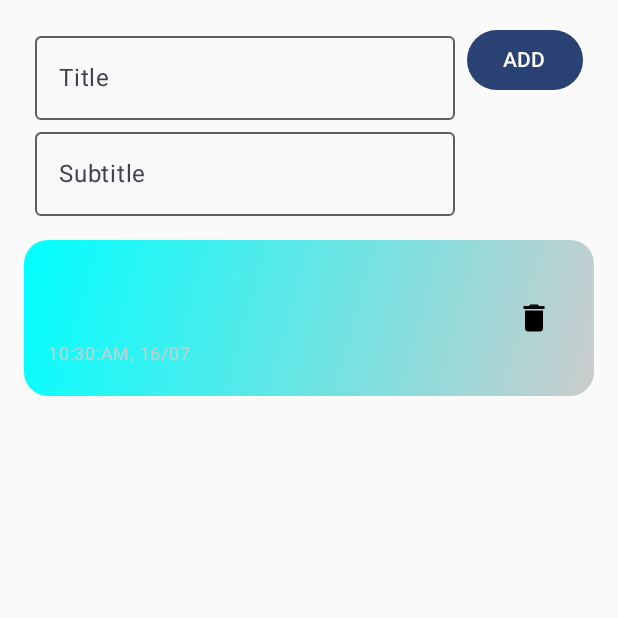
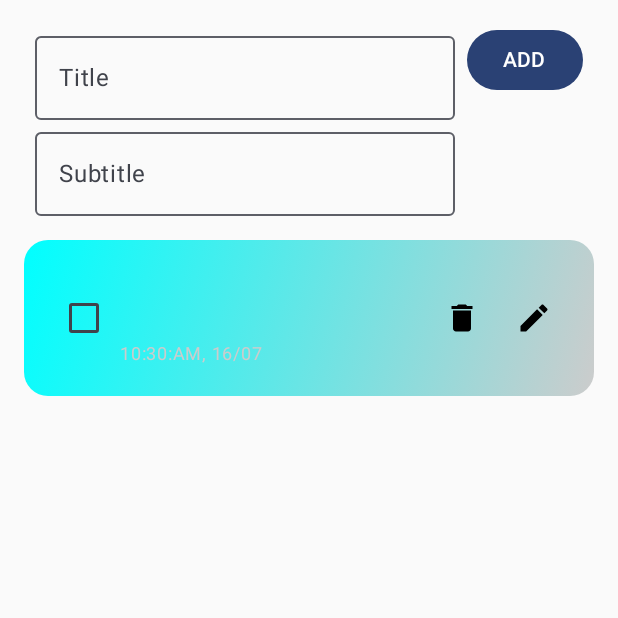
Before and after one commit to Matru720/CodSoft, an Android app built with Jetpack Compose: the screen it shows after launch (MainActivity), after a tap on "ADD", on a phone screen of 412 x 824 dp, the top half of it. Run offline under Robolectric (Android 15) with nearby library versions, the phone set to English and light mode, and no system bars; our stand-ins replace Room's generated code, livedata-compose.

Commit message:
edit and select added

```diff
--- a/TodoApp/app/src/main/java/com/example/todoapp/Todo.kt
+++ b/TodoApp/app/src/main/java/com/example/todoapp/Todo.kt
@@ -2,14 +2,14 @@ package com.example.todoapp
 
 import androidx.room.Entity
 import androidx.room.PrimaryKey
-import java.time.Instant
 import java.util.Date
 
 @Entity
 data class Todo(
     @PrimaryKey(autoGenerate = true)
-    var id: Int =0,
+    var id: Int = 0,
     var title: String,
     var subtitle: String,
-    var createdAt: Date
+    var createdAt: Date,
+    var completed: Boolean = false
 )
--- a/TodoApp/app/src/main/java/com/example/todoapp/TodoListPage.kt
+++ b/TodoApp/app/src/main/java/com/example/todoapp/TodoListPage.kt
@@ -15,6 +15,7 @@ import androidx.compose.material3.Icon
 import androidx.compose.material3.IconButton
 import androidx.compose.material3.OutlinedTextField
 import androidx.compose.material3.Text
+import androidx.compose.material3.Checkbox
 import androidx.compose.runtime.Composable
 import androidx.compose.runtime.getValue
 import androidx.compose.runtime.livedata.observeAsState
@@ -38,6 +39,7 @@ fun TodoListPage(viewModel: TodoViewModel) {
     val todoList by viewModel.todoList.observeAsState()
     var inputTitle by remember { mutableStateOf("") }
     var inputSubtitle by remember { mutableStateOf("") }
+    var editingTodo by remember { mutableStateOf<Todo?>(null) }
 
     Column(
         modifier = Modifier
@@ -63,11 +65,17 @@ fun TodoListPage(viewModel: TodoViewModel) {
                 )
             }
             Button(onClick = {
-                viewModel.addTodo(inputTitle, inputSubtitle)
+                if (editingTodo != null) {
+                    val updatedTodo = editingTodo!!.copy(title = inputTitle, subtitle = inputSubtitle)
+                    viewModel.updateTodo(updatedTodo)
+                    editingTodo = null
+                } else {
+                    viewModel.addTodo(inputTitle, inputSubtitle)
+                }
                 inputTitle = ""
                 inputSubtitle = ""
             }) {
-                Text(text = "ADD")
+                Text(text = if (editingTodo != null) "UPDATE" else "ADD")
             }
         }
         todoList?.let {
@@ -77,21 +85,29 @@ fun TodoListPage(viewModel: TodoViewModel) {
                         item = item,
                         onDelete = {
                             viewModel.deleteTodo(item.id)
+                        },
+                        onEdit = {
+                            inputTitle = item.title
+                            inputSubtitle = item.subtitle
+                            editingTodo = item
+                        },
+                        onToggleCompletion = {
+                            viewModel.toggleTodoCompletion(item.id, !item.completed)
                         }
                     )
                 }
             })
-        } ?: Text(
+        } ?:Text(
             modifier = Modifier.fillMaxWidth(),
             textAlign = TextAlign.Center,
             text = "No Tasks",
-            fontSize = 16.sp
+            fontSize = 20.sp
         )
     }
 }
 
 @Composable
-fun TodoItem(item: Todo, onDelete: () -> Unit) {
+fun TodoItem(item: Todo, onDelete: () -> Unit, onEdit: () -> Unit, onToggleCompletion: () -> Unit) {
     Row(
         Modifier
             .fillMaxWidth()
@@ -105,18 +121,22 @@ fun TodoItem(item: Todo, onDelete: () -> Unit) {
             .padding(16.dp),
         verticalAlignment = Alignment.CenterVertically
     ) {
+        Checkbox(
+            checked = item.completed,
+            onCheckedChange = { onToggleCompletion() }
+        )
         Column(
             modifier = Modifier.weight(1f)
         ) {
             Text(
                 text = item.title,
                 fontSize = 20.sp,
-                color = Color.Black
+                color = if (item.completed) Color.Gray else Color.Black
             )
             Text(
                 text = item.subtitle,
                 fontSize = 10.sp,
-                color = Color.Black
+                color = if (item.completed) Color.Gray else Color.Black
             )
             Text(
                 text = SimpleDateFormat("HH:mm:aa, dd/MM", Locale.ENGLISH).format(item.createdAt),
@@ -131,5 +151,12 @@ fun TodoItem(item: Todo, onDelete: () -> Unit) {
                 tint = Color.Black
             )
         }
+        IconButton(onClick = onEdit) {
+            Icon(
+                painter = painterResource(id = R.drawable.edit_24),
+                contentDescription = "edit",
+                tint = Color.Black
+            )
+        }
     }
 }
--- a/TodoApp/app/src/main/java/com/example/todoapp/db/TodoDao.kt
+++ b/TodoApp/app/src/main/java/com/example/todoapp/db/TodoDao.kt
@@ -4,6 +4,7 @@ import androidx.lifecycle.LiveData
 import androidx.room.Dao
 import androidx.room.Insert
 import androidx.room.Query
+import androidx.room.Update
 import com.example.todoapp.Todo
 
 @Dao
@@ -17,4 +18,10 @@ interface TodoDao {
 
     @Query("DELETE FROM Todo where id = :id")
     fun deleteTodo(id : Int)
+
+    @Update
+    fun updateTodo(todo: Todo)
+
+    @Query("UPDATE Todo SET completed = :completed WHERE id = :id")
+    fun toggleTodoCompletion(id: Int, completed: Boolean)
 }
```
Also changed, not shown: TodoApp/app/src/main/java/com/example/todoapp/TodoViewModel.kt (+14 -8 lines).
